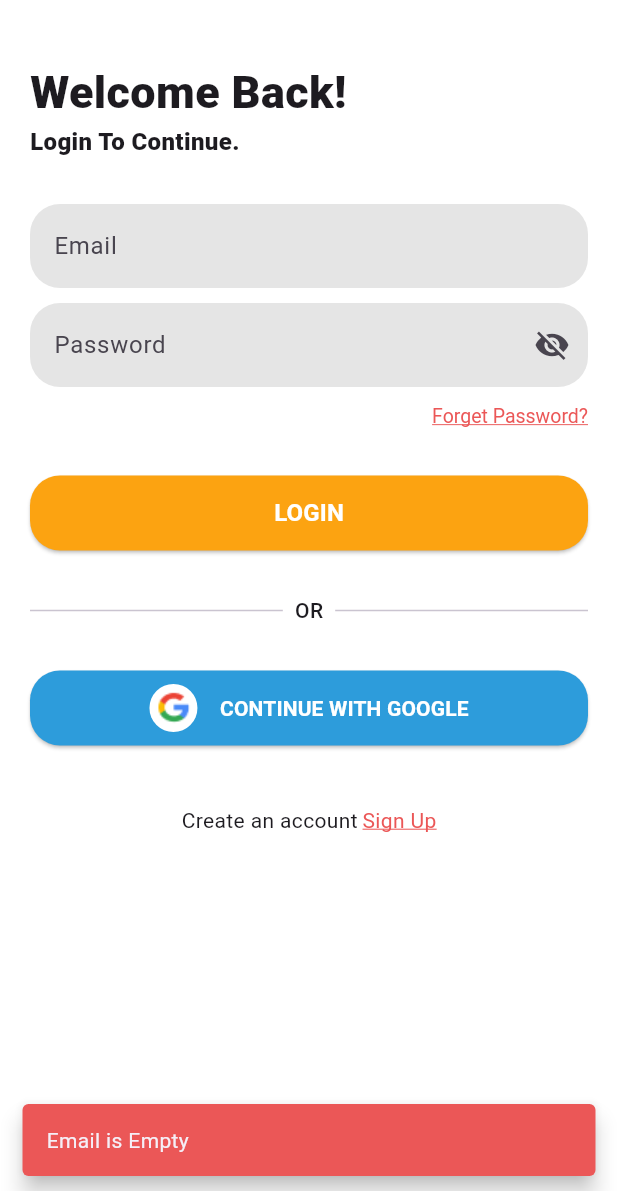
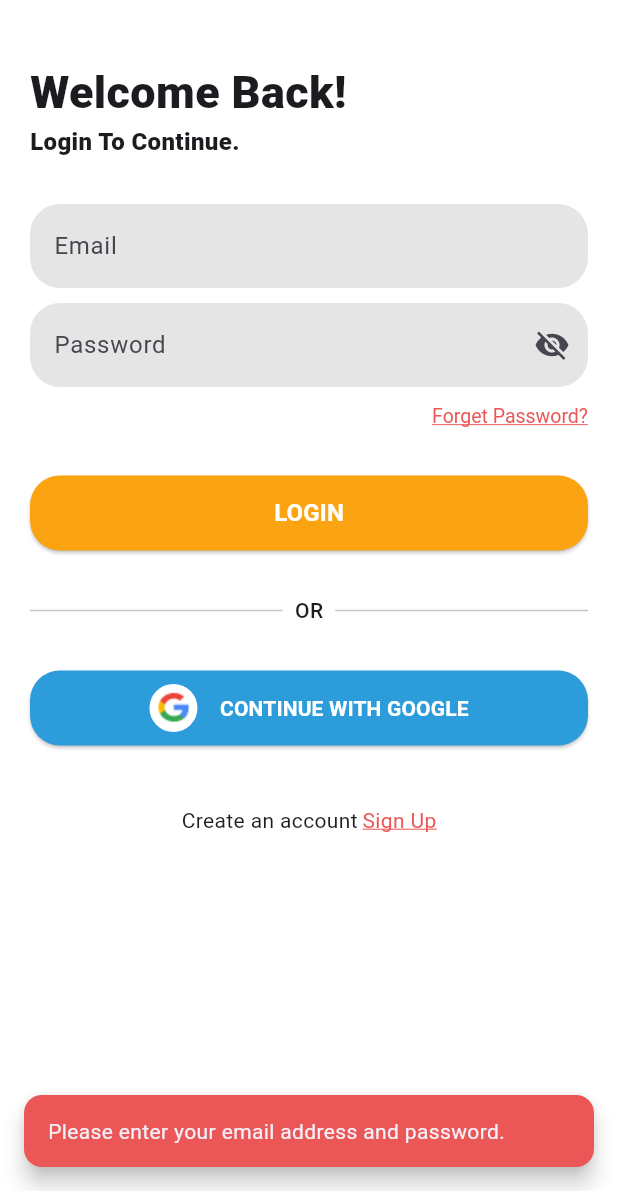
Before and after one commit to imTor1/trademine, a Flutter app: the screen it shows after launch, after a tap on "LOGIN", on a phone screen of 412 x 824 dp, the part 45-1236 px from its top. Run offline on Flutter 3.47's test engine with Material 3 defaults, Android fonts, the phone set to English and light mode, and no system bars; our stand-ins replace bloc, email_validator, firebase_auth, firebase_core, flutter_bloc, flutter_secure_storage and 3 more; accounts and stored records are empty; network calls fail.

Commit message:
organize API logic and loading screen handling

```diff
--- a/lib/main.dart
+++ b/lib/main.dart
@@ -17,7 +17,15 @@ class MyApp extends StatelessWidget {
     return MaterialApp(
       title: 'TradeMine',
       theme: ThemeData(fontFamily: 'Roboto'),
-      home: Stack(children: [LoginApp()]),
+      home: Stack(children: [LoginPage ()]),
     );
   }
+
 }
+
+class ColorApp{
+  final Color _primaryColor = const Color(0xffFCA311);
+  final Color _blueColor = const Color(0xff2D9CDB);
+  final Color _errorColor = const Color(0xffEB5757);
+  final Color _backgroundColor = const Color(0xffE5E5E5);
+}
--- /dev/null
+++ b/lib/page/loading_page/loading_screen.dart
@@ -0,0 +1,21 @@
+import 'package:flutter/material.dart';
+import 'package:trademine/page/loading_page/loading.dart';
+
+class LoadingScreen {
+  static void show(BuildContext context) {
+    showDialog(
+      context: context,
+      barrierDismissible: false,
+      builder: (BuildContext context) {
+        return const Dialog(
+          backgroundColor: Colors.transparent,
+          child: LottieLoading(),
+        );
+      },
+    );
+  }
+  static void hide(BuildContext context) {
+    Navigator.of(context, rootNavigator: true).pop();
+  }
+
+}
--- a/lib/page/signin_page/login.dart
+++ b/lib/page/signin_page/login.dart
@@ -1,33 +1,29 @@
-import 'dart:convert';
 import 'package:flutter_secure_storage/flutter_secure_storage.dart';
 import 'package:flutter/material.dart';
-import 'package:http/http.dart' as http;
-import 'package:trademine/page/loading_page/loading.dart';
+import 'package:trademine/page/loading_page/loading_screen.dart';
 import 'package:trademine/page/navigation/navigation_bar.dart';
 import 'package:trademine/page/sigup_page/signup_email.dart';
 import 'package:google_sign_in/google_sign_in.dart';
 import 'package:firebase_auth/firebase_auth.dart';
 import 'package:firebase_core/firebase_core.dart';
+import 'package:trademine/theme/app_styles.dart';
+import 'package:trademine/utils/snackbar.dart';
+import 'package:email_validator/email_validator.dart';
+import 'package:trademine/services/auth_service.dart';
 
-class LoginApp extends StatefulWidget {
-  const LoginApp({super.key});
+class LoginPage  extends StatefulWidget {
+  const LoginPage ({super.key});
 
   @override
-  State<LoginApp> createState() => _LoginAppState();
+  State<LoginPage > createState() => _LoginAppState();
 }
 
-class _LoginAppState extends State<LoginApp> {
-  final url = Uri.parse('http://localhost:3000/api/login');
+class _LoginAppState extends State<LoginPage > {
   final TextEditingController _email = TextEditingController();
   final TextEditingController _password = TextEditingController();
   var _obScureText = true;
   bool _isLoading = false;
   bool gmailAccount = false;
-
-  final Color _primaryColor = const Color(0xffFCA311);
-  final Color _accentColor = const Color(0xff2D9CDB);
-  final Color _errorColor = const Color(0xffEB5757);
-  final Color _backgroundColor = const Color(0xffE5E5E5);
 
   void _togglePasswordVisibility() {
     setState(() {
@@ -35,81 +31,43 @@ class _LoginAppState extends State<LoginApp> {
     });
   }
 
-  bool _isValidEmail(String email) {
-    final emailRegExp = RegExp(r'^[\w-\.]+@([\w-]+\.)+[\w-]{2,4}$');
-    return emailRegExp.hasMatch(email);
-  }
-
-  void _showErrorSnackBar(String message) {
-    ScaffoldMessenger.of(context).showSnackBar(
-      SnackBar(
-        content: Text(message),
-        backgroundColor: _errorColor,
-        behavior: SnackBarBehavior.floating,
-      ),
-    );
-  }
+  bool _isValidEmail(String email) => EmailValidator.validate(email);
 
   Future<void> ApiConnect() async {
-    if (_email.text.isEmpty) {
-      _showErrorSnackBar('Email is Empty');
-      return;
-    }
 
-    if (!_isValidEmail(_email.text)) {
-      _showErrorSnackBar('Email Type is not Correct');
-      return;
-    }
-
-    if (_password.text.isEmpty) {
-      _showErrorSnackBar('Password is Empty');
+    if(_email.text.isEmpty && _password.text.isEmpty){
+      AppSnackbar.showError(context, "Please enter your email address and password.");
+    } else if (_email.text.isEmpty) {
+      AppSnackbar.showError(context, "Please enter your email address.");
+    } else if (!_isValidEmail(_email.text)) {
+      AppSnackbar.showError(context, "Please enter a valid email address.");
+    } else if (_password.text.isEmpty) {
+      AppSnackbar.showError(context, "Please enter your password.");
       return;
     }
 
     setState(() {
       _isLoading = true;
     });
-
-    showDialog(
-      context: context,
-      barrierDismissible: false,
-      builder: (BuildContext context) {
-        return const Dialog(
-          backgroundColor: Colors.transparent,
-          child: LottieLoading(),
-        );
-      },
-    );
+    FocusScope.of(context).unfocus();
+    LoadingScreen.show(context);
 
     try {
-      final response = await http.post(
-        url,
-        body: {'email': _email.text, 'password': _password.text},
-      );
-      if (response.statusCode == 200) {
-        final data = jsonDecode(response.body);
-        final token = data['token'];
+      final token = await AuthService.Login(_email.text, _password.text);
       final storage = FlutterSecureStorage();
       await storage.write(key: 'auth_token', value: token);
-        _email.clear();
-        _password.clear();
 
-        Navigator.pop(context);
       ScaffoldMessenger.of(context).clearSnackBars();
+      LoadingScreen.hide(context);
       Navigator.pushReplacement(
         context,
         MaterialPageRoute(builder: (context) => NavigationBarPage()),
       );
-      } else {
-        Navigator.pop(context);
-        _showErrorSnackBar('Fail to Connect Server : ${response.statusCode}');
-        setState(() {
-          _isLoading = false;
-        });
-      }
+
     } catch (e) {
-      Navigator.pop(context);
-      _showErrorSnackBar('Fail to Connect Server | Check You Internet');
+      FocusScope.of(context).unfocus();
+      LoadingScreen.hide(context);
+      AppSnackbar.showError(context, e.toString());
       setState(() {
         _isLoading = false;
       });
@@ -167,7 +125,7 @@ class _LoginAppState extends State<LoginApp> {
                   decoration: InputDecoration(
                     hintText: 'Email',
                     filled: true,
-                    fillColor: _backgroundColor,
+                    fillColor: AppColor.backgroundColor,
                     enabledBorder: OutlineInputBorder(
                       borderSide: BorderSide.none,
                       borderRadius: BorderRadius.circular(20),
@@ -191,7 +149,7 @@ class _LoginAppState extends State<LoginApp> {
                       ),
                     ),
                     filled: true,
-                    fillColor: _backgroundColor,
+                    fillColor: AppColor.backgroundColor,
                     enabledBorder: OutlineInputBorder(
                       borderSide: BorderSide.none,
                       borderRadius: BorderRadius.circular(20),
@@ -211,8 +169,8 @@ class _LoginAppState extends State<LoginApp> {
                       'Forget Password?',
                       style: TextStyle(
                         decoration: TextDecoration.underline,
-                        decorationColor: _errorColor,
-                        color: _errorColor,
+                        decorationColor: AppColor.errorColor,
+                        color: AppColor.errorColor,
                         letterSpacing: 0,
                         fontSize: 13,
                       ),
@@ -227,7 +185,7 @@ class _LoginAppState extends State<LoginApp> {
                     shape: RoundedRectangleBorder(
                       borderRadius: BorderRadius.circular(20),
                     ),
-                    backgroundColor: _primaryColor,
+                    backgroundColor: AppColor.primaryColor,
                   ),
                   child: Text(
                     'LOGIN',
@@ -262,7 +220,7 @@ class _LoginAppState extends State<LoginApp> {
                     shape: RoundedRectangleBorder(
                       borderRadius: BorderRadius.circular(20),
                     ),
-                    backgroundColor: _accentColor,
+                    backgroundColor: AppColor.blueColor,
                   ),
                   child: Row(
                     mainAxisAlignment: MainAxisAlignment.center,
@@ -302,7 +260,9 @@ class _LoginAppState extends State<LoginApp> {
                     const SizedBox(width: 3),
                     GestureDetector(
                       onTap: () {
-                        Navigator.push(
+                        _email.clear();
+                        _password.clear();
+                        Navigator.pushReplacement(
                           context,
                           PageRouteBuilder(
                             pageBuilder:
@@ -334,9 +294,9 @@ class _LoginAppState extends State<LoginApp> {
                       child: Text(
                         'Sign Up',
                         style: TextStyle(
-                          color: _errorColor,
+                          color: AppColor.errorColor,
                           decoration: TextDecoration.underline,
-                          decorationColor: _errorColor,
+                          decorationColor: AppColor.errorColor,
                         ),
                       ),
                     ),
--- /dev/null
+++ b/lib/services/auth_service.dart
@@ -0,0 +1,91 @@
+import 'dart:convert';
+import 'dart:io';
+import 'package:http/http.dart' as http;
+import 'package:trademine/services/constants/api_constants.dart';
+import 'package:intl/intl.dart';
+import 'package:image_picker/image_picker.dart';
+
+
+
+
+class AuthService{
+  static final Uri _LoginUrl = Uri.parse(ApiConstants.login);
+  static final Uri _EmailRegister = Uri.parse(ApiConstants.register_email);
+  static final Uri _OTPRegister = Uri.parse(ApiConstants.register_otp);
+  static final Uri _PasswordRegister = Uri.parse(ApiConstants.register_password);
+  static final Uri _ProfileRegister = Uri.parse(ApiConstants.register_profile);
+
+  static Future<String?> Login(String email, String password) async {
+    final response = await http.post(
+      _LoginUrl,
+      body: {'email': email, 'password': password},
+
+    );
+    final data = jsonDecode(response.body);
+    if(response.statusCode == 200){
+      return data['token'];
+    }else{
+      throw(data['error']);
+    }
+  }
+
+  static Future<String?> EmailRegister(String email) async {
+    final response = await http.post(_EmailRegister, body: {"email": email});
+    final data = jsonDecode(response.body);
+    if(response.statusCode == 200){
+      return data['token'];
+    }else{
+      throw(data['error']);
+    }
+  }
+
+  static Future<String?> OTPRegister(String email,String otp) async {
+    final response = await http.post(
+      _OTPRegister,
+      body: {'email': email, "otp": otp},
+    );
+    final data = jsonDecode(response.body);
+    if(response.statusCode == 200){
+      return data['token'];
+    }else{
+      throw(data['error']);
+    }
+  }
+
+
+  static Future<String?> PasswordRegister(String email,String password) async {
+    final response = await http.post(
+      _PasswordRegister,
+      body: {'email': email, 'password': password},
+    );
+    final data = jsonDecode(response.body);
+
+    if(response.statusCode == 200){
+      return data['token'];
+    }else{
+      throw(data['error']);
+    }
+  }
+
+
+  static Future<String?> ProfileRegister(String token,String username,DateTime birthday,String gender,File imageFile,) async {
+    final request =
+    http.MultipartRequest('POST', _ProfileRegister)
+      ..headers['Authorization'] = 'Bearer $token'
+      ..fields['newUsername'] = username
+      ..fields['birthday'] = DateFormat('dd/MM/yyyy').format(birthday)
+      ..fields['gender'] = gender
+      ..files.add(await http.MultipartFile.fromPath('picture', imageFile.path));
+
+    final response = await request.send();
+    final body = await response.stream.bytesToString();
+    final data = jsonDecode(body);
+
+    if(response.statusCode == 200){
+      return data['token'];
+    }else{
+      throw(data['error']);
+    }
+  }
+
+}
--- /dev/null
+++ b/lib/services/constants/api_constants.dart
@@ -0,0 +1,9 @@
+class ApiConstants {
+  static const String baseUrl = "http://192.168.1.104:3000";
+  static const String login = "$baseUrl/api/login";
+  static const String register_email = "$baseUrl/api/register/email";
+  static const String register_otp = "$baseUrl/api/register/verify-otp";
+  static const String register_password = "$baseUrl/api/register/set-password";
+  static const String register_profile = "$baseUrl/api/set-profile";
+
+}
--- /dev/null
+++ b/lib/services/forgetpassword_service.dart
@@ -0,0 +1,25 @@
+import 'dart:convert';
+
+import 'package:http/http.dart' as http;
+import 'package:trademine/services/constants/api_constants.dart';
+
+
+class AuthService{
+  static final Uri _LoginUrl = Uri.parse(ApiConstants.login);
+
+  static Future<String?> Login(String email, String password) async {
+    final response = await http.post(
+      _LoginUrl,
+      body: {'email': email, 'password': password},
+
+    );
+    final data = jsonDecode(response.body);
+    if(response.statusCode == 200){
+      return data['token'];
+    }else{
+      throw(data['error']);
+    }
+  }
+
+
+}
--- /dev/null
+++ b/lib/theme/app_styles.dart
@@ -0,0 +1,11 @@
+import 'package:flutter/material.dart';
+
+class AppColor{
+  static  Color primaryColor = const Color(0xffFCA311);
+  static  Color blueColor = const Color(0xff2D9CDB);
+  static  Color errorColor = const Color(0xffEB5757);
+  static  Color backgroundColor = const Color(0xffE5E5E5);
+  static  Color textColor = const Color(0xff14213D);
+
+
+}
--- /dev/null
+++ b/lib/utils/snackbar.dart
@@ -0,0 +1,16 @@
+import 'package:flutter/material.dart';
+import 'package:trademine/theme/app_styles.dart';
+
+class AppSnackbar {
+  static void showError(BuildContext context, String message) {
+    ScaffoldMessenger.of(context).showSnackBar(
+      SnackBar(
+        content: Text(message),
+        backgroundColor: AppColor.errorColor,
+        behavior: SnackBarBehavior.floating,
+        shape: RoundedRectangleBorder(borderRadius: BorderRadius.circular(12)),
+        margin: const EdgeInsets.all(16),
+      ),
+    );
+  }
+}
--- a/pubspec.yaml
+++ b/pubspec.yaml
@@ -1,7 +1,5 @@
 name: trademine
 description: "Prediction Stock Price Project."
-# The following line prevents the package from being accidentally published to
-# pub.dev using `flutter pub publish`. This is preferred for private packages.
 publish_to: 'none' # Remove this line if you wish to publish to pub.dev
 
 # The following defines the version and build number for your application.
@@ -44,6 +42,7 @@ dependencies:
   google_sign_in: ^6.1.6
   firebase_auth: ^4.15.3
   firebase_core : ^2.24.2
+  email_validator: ^2.0.1
 
 
 dev_dependencies:
```
Also changed, not shown: lib/page/sigup_page/signup_email.dart (+26 -16 lines), lib/page/sigup_page/signup_otp.dart (+32 -33 lines), lib/page/sigup_page/signup_password.dart (+20 -21 lines), lib/page/sigup_page/signup_profile.dart (+29 -27 lines), pubspec.lock, 2 other files. Lines whose indentation alone changed are shown as unchanged.
